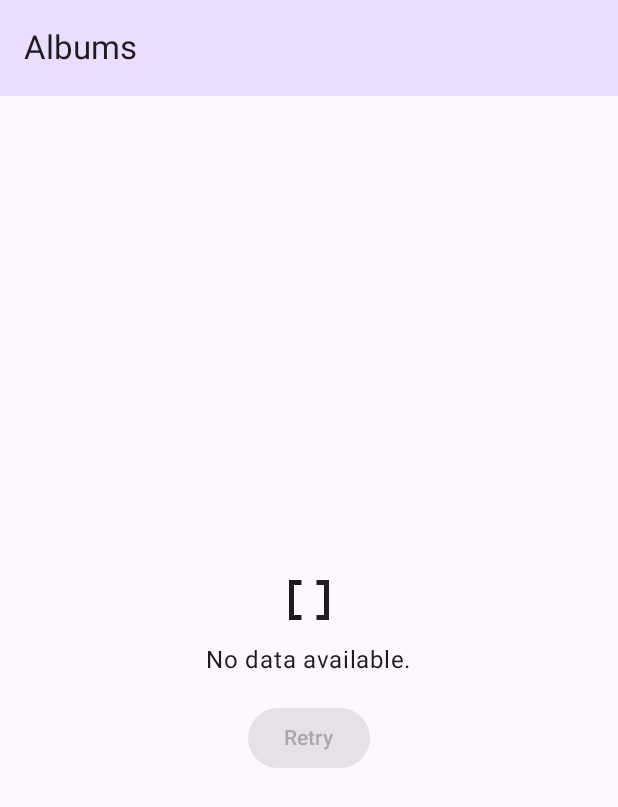
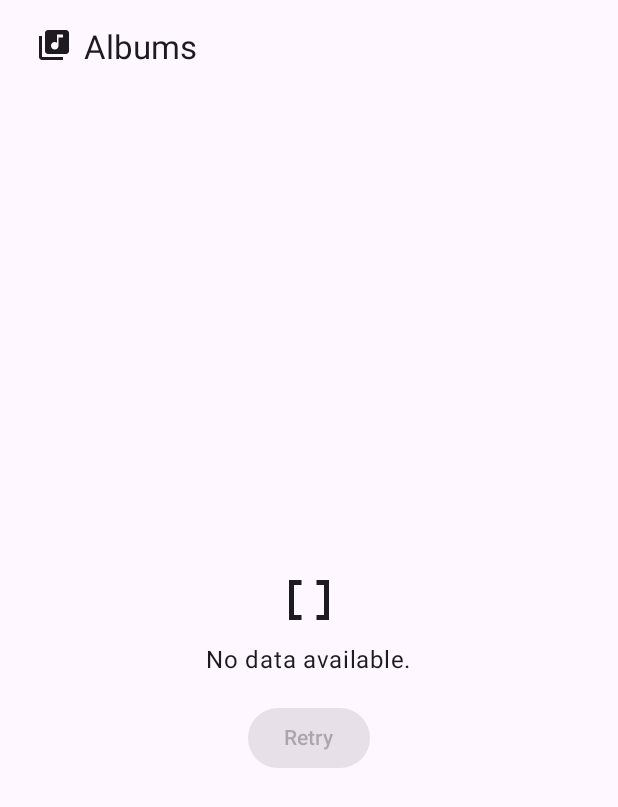
Before and after one commit to leehendryp/codechallenge, an Android app built with Jetpack Compose: the screen it shows after launch (MainActivity), on a phone screen of 412 x 824 dp. Shown: the top 807 px of the screen. Run offline under Robolectric (Android 15) with nearby library versions, the phone set to English and light mode, and no system bars; our stand-ins replace Dagger/Hilt's generated code, Room's generated code, paging; 11 statements that could not run were skipped.

Commit message:
feat(navigation): overhaul compose navigation system

```diff
--- a/app/src/main/java/com/leehendryp/codechallenge/core/presentation/AppNavGraph.kt
+++ /dev/null
@@ -1,16 +0,0 @@
-package com.leehendryp.codechallenge.core.presentation
-
-import androidx.compose.runtime.Composable
-import androidx.navigation.compose.NavHost
-import androidx.navigation.compose.rememberNavController
-import com.leehendryp.codechallenge.features.list.presentation.AlbumListRoute
-import com.leehendryp.codechallenge.features.list.presentation.albumListGraph
-
-@Composable
-internal fun AppNavGraph() {
-    val navController = rememberNavController()
-
-    NavHost(navController = navController, startDestination = AlbumListRoute) {
-        albumListGraph()
-    }
-}
--- a/app/src/main/java/com/leehendryp/codechallenge/core/presentation/MainActivity.kt
+++ b/app/src/main/java/com/leehendryp/codechallenge/core/presentation/MainActivity.kt
@@ -4,11 +4,33 @@ import android.os.Bundle
 import androidx.activity.ComponentActivity
 import androidx.activity.compose.setContent
 import androidx.activity.enableEdgeToEdge
+import androidx.compose.foundation.layout.Row
+import androidx.compose.foundation.layout.padding
+import androidx.compose.material3.ExperimentalMaterial3Api
+import androidx.compose.material3.Icon
+import androidx.compose.material3.Scaffold
+import androidx.compose.material3.SnackbarHost
+import androidx.compose.material3.SnackbarHostState
+import androidx.compose.material3.Text
+import androidx.compose.material3.TopAppBar
+import androidx.compose.runtime.Composable
 import androidx.compose.runtime.CompositionLocalProvider
+import androidx.compose.runtime.getValue
+import androidx.compose.runtime.remember
+import androidx.compose.ui.Modifier
+import androidx.compose.ui.res.stringResource
 import androidx.lifecycle.compose.LocalLifecycleOwner
+import androidx.navigation.compose.currentBackStackEntryAsState
+import androidx.navigation.compose.rememberNavController
+import com.leehendryp.codechallenge.core.presentation.navigation.AlbumList
+import com.leehendryp.codechallenge.core.presentation.navigation.AppNavGraph
+import com.leehendryp.codechallenge.core.presentation.navigation.Destination
+import com.leehendryp.codechallenge.core.presentation.navigation.screens
 import com.leehendryp.codechallenge.ui.theme.CodeChallengeTheme
+import com.leehendryp.codechallenge.ui.theme.LocalDimens
 import dagger.hilt.android.AndroidEntryPoint
 
+@OptIn(ExperimentalMaterial3Api::class)
 @AndroidEntryPoint
 internal class MainActivity : ComponentActivity() {
     override fun onCreate(savedInstanceState: Bundle?) {
@@ -17,9 +39,47 @@ internal class MainActivity : ComponentActivity() {
         setContent {
             CodeChallengeTheme {
                 CompositionLocalProvider(LocalLifecycleOwner provides this) {
-                    AppNavGraph()
+                    CodeChallengeApp()
                 }
             }
         }
     }
+
+    @Composable
+    private fun CodeChallengeApp() {
+        val navController = rememberNavController()
+        val currentBackStack by navController.currentBackStackEntryAsState()
+        val currentDestination = currentBackStack?.destination
+        val currentScreen = screens.find { it.route == currentDestination?.route } ?: AlbumList
+        val snackbarHostState = remember { SnackbarHostState() }
+
+        Scaffold(
+            topBar = {
+                TopAppBar(
+                    title = { TopBarTitle(currentScreen) },
+                )
+            },
+            snackbarHost = { SnackbarHost(snackbarHostState) },
+        ) { innerPadding ->
+            AppNavGraph(
+                navController = navController,
+                snackbarHostState = snackbarHostState,
+                modifier = Modifier.padding(innerPadding),
+            )
+        }
+    }
+
+    @Composable
+    private fun TopBarTitle(currentScreen: Destination) {
+        val spacing = LocalDimens.current.spacing
+
+        Row {
+            Icon(
+                modifier = Modifier.padding(horizontal = spacing.s),
+                imageVector = currentScreen.icon,
+                contentDescription = null,
+            )
+            Text(stringResource(currentScreen.title))
+        }
+    }
 }
--- /dev/null
+++ b/app/src/main/java/com/leehendryp/codechallenge/core/presentation/navigation/AppNavGraph.kt
@@ -0,0 +1,24 @@
+package com.leehendryp.codechallenge.core.presentation.navigation
+
+import androidx.compose.material3.SnackbarHostState
+import androidx.compose.runtime.Composable
+import androidx.compose.ui.Modifier
+import androidx.navigation.NavHostController
+import androidx.navigation.compose.NavHost
+import com.leehendryp.codechallenge.features.list.presentation.AlbumListRoute
+import com.leehendryp.codechallenge.features.list.presentation.albumListGraph
+
+@Composable
+internal fun AppNavGraph(
+    navController: NavHostController,
+    snackbarHostState: SnackbarHostState,
+    modifier: Modifier = Modifier,
+) {
+    NavHost(
+        navController = navController,
+        startDestination = AlbumListRoute,
+        modifier = modifier,
+    ) {
+        albumListGraph(snackbarHostState)
+    }
+}
--- /dev/null
+++ b/app/src/main/java/com/leehendryp/codechallenge/core/presentation/navigation/Destination.kt
@@ -0,0 +1,30 @@
+package com.leehendryp.codechallenge.core.presentation.navigation
+
+import androidx.annotation.StringRes
+import androidx.compose.material.icons.Icons
+import androidx.compose.material.icons.filled.LibraryMusic
+import androidx.compose.material.icons.filled.MusicNote
+import androidx.compose.ui.graphics.vector.ImageVector
+import com.leehendryp.codechallenge.R
+
+sealed interface Destination {
+    val icon: ImageVector
+    val route: String
+
+    @get:StringRes
+    val title: Int
+}
+
+data object AlbumList : Destination {
+    override val icon = Icons.Filled.LibraryMusic
+    override val route = "album_list"
+    override val title: Int = R.string.top_bar_title_feed
+}
+
+data object AlbumDetails : Destination {
+    override val icon = Icons.Filled.MusicNote
+    override val route = "details"
+    override val title: Int = R.string.top_bar_title_details
+}
+
+val screens = listOf(AlbumList, AlbumDetails)
--- a/app/src/main/java/com/leehendryp/codechallenge/features/list/presentation/AlbumListNavigation.kt
+++ b/app/src/main/java/com/leehendryp/codechallenge/features/list/presentation/AlbumListNavigation.kt
@@ -1,5 +1,6 @@
 package com.leehendryp.codechallenge.features.list.presentation
 
+import androidx.compose.material3.SnackbarHostState
 import androidx.hilt.navigation.compose.hiltViewModel
 import androidx.navigation.NavGraphBuilder
 import androidx.navigation.compose.composable
@@ -9,9 +10,9 @@ import kotlinx.serialization.Serializable
 @Serializable
 internal object AlbumListRoute
 
-internal fun NavGraphBuilder.albumListGraph() {
+internal fun NavGraphBuilder.albumListGraph(snackbarHostState: SnackbarHostState) {
     composable<AlbumListRoute> {
         val presenter: AlbumListPresenter = hiltViewModel()
-        AlbumListScreen(presenter = presenter)
+        AlbumListScreen(snackbarHostState = snackbarHostState, presenter = presenter)
     }
 }
--- a/app/src/main/java/com/leehendryp/codechallenge/features/list/presentation/ui/AlbumListScreen.kt
+++ b/app/src/main/java/com/leehendryp/codechallenge/features/list/presentation/ui/AlbumListScreen.kt
@@ -14,17 +14,10 @@ import androidx.compose.material.icons.filled.DataArray
 import androidx.compose.material.icons.filled.WifiOff
 import androidx.compose.material3.CircularProgressIndicator
 import androidx.compose.material3.ExperimentalMaterial3Api
-import androidx.compose.material3.MaterialTheme
-import androidx.compose.material3.Scaffold
-import androidx.compose.material3.SnackbarHost
 import androidx.compose.material3.SnackbarHostState
-import androidx.compose.material3.Text
-import androidx.compose.material3.TopAppBar
-import androidx.compose.material3.TopAppBarDefaults.topAppBarColors
 import androidx.compose.runtime.Composable
 import androidx.compose.runtime.LaunchedEffect
 import androidx.compose.runtime.getValue
-import androidx.compose.runtime.remember
 import androidx.compose.ui.Alignment
 import androidx.compose.ui.Modifier
 import androidx.compose.ui.platform.testTag
@@ -44,7 +37,6 @@ import com.leehendryp.codechallenge.features.list.presentation.UIState
 import com.leehendryp.codechallenge.features.list.presentation.ui.AlbumListScreenTestTags.ALBUM_LIST_LAZY_COLUMN
 import com.leehendryp.codechallenge.features.list.presentation.ui.AlbumListScreenTestTags.FULL_SCREEN_PROGRESS_INDICATOR
 import com.leehendryp.codechallenge.features.list.presentation.ui.AlbumListScreenTestTags.PAGING_PROGRESS_INDICATOR
-import com.leehendryp.codechallenge.features.list.presentation.ui.AlbumListScreenTestTags.TOP_APP_BAR
 import com.leehendryp.codechallenge.ui.theme.CodeChallengeTheme
 import com.leehendryp.codechallenge.ui.theme.LocalDimens
 import com.leehendryp.codechallenge.ui.theme.ThemePreviews
@@ -54,10 +46,15 @@ import kotlinx.coroutines.flow.flowOf
 internal fun AlbumListScreen(
     modifier: Modifier = Modifier,
     presenter: AlbumListPresenter,
+    snackbarHostState: SnackbarHostState,
 ) {
     val uiState: UIState by presenter.uiState.collectAsStateWithLifecycle()
 
-    AlbumListScreenContent(modifier, uiState) { intent ->
+    AlbumListScreenContent(
+        modifier = modifier,
+        uiState = uiState,
+        snackbarHostState = snackbarHostState,
+    ) { intent ->
         presenter.dispatch(intent)
     }
 }
@@ -67,13 +64,12 @@ internal fun AlbumListScreen(
 internal fun AlbumListScreenContent(
     modifier: Modifier = Modifier,
     uiState: UIState,
+    snackbarHostState: SnackbarHostState,
     onIntent: (Intent) -> Unit,
 ) {
     LaunchedEffect(Unit) {
         onIntent(Intent.GetAlbums)
     }
-
-    val snackbarHostState = remember { SnackbarHostState() }
 
     uiState.snackbar?.let { snackBar ->
         val message = when (snackBar) {
@@ -85,25 +81,8 @@ internal fun AlbumListScreenContent(
         }
     }
 
-    Scaffold(
-        modifier = modifier,
-        topBar = {
-            TopAppBar(
-                modifier = Modifier.testTag(TOP_APP_BAR),
-                colors = topAppBarColors(
-                    containerColor = MaterialTheme.colorScheme.primaryContainer,
-                ),
-                title = {
-                    Text(stringResource(R.string.feed_title_albums))
-                },
-            )
-        },
-        snackbarHost = { SnackbarHost(snackbarHostState) },
-    ) { paddingValues ->
     Column(
-            modifier = Modifier
-                .fillMaxSize()
-                .padding(paddingValues),
+        modifier = modifier.fillMaxSize(),
         verticalArrangement = Arrangement.Center,
         horizontalAlignment = Alignment.CenterHorizontally,
     ) {
@@ -137,7 +116,6 @@ internal fun AlbumListScreenContent(
                 hasConnection = uiState.hasConnection,
             ) {
                 onIntent(Intent.GetAlbums)
-                }
             }
         }
     }
@@ -253,6 +231,7 @@ private fun AlbumListContentPreview() {
                 ),
                 hasConnection = true,
             ),
+            snackbarHostState = SnackbarHostState(),
         ) {}
     }
 }
@@ -266,6 +245,7 @@ private fun EmptyContentPreview() {
                 status = UIState.Status.Empty,
                 hasConnection = true,
             ),
+            snackbarHostState = SnackbarHostState(),
         ) {}
     }
 }
--- a/app/src/main/res/values/strings.xml
+++ b/app/src/main/res/values/strings.xml
@@ -1,6 +1,7 @@
 <resources>
     <string name="app_name">CodeChallenge</string>
-    <string name="feed_title_albums">Albums</string>
+    <string name="top_bar_title_feed">Albums</string>
+    <string name="top_bar_title_details">Details</string>
     <string name="feed_retry_client_issue">Please, make sure you are online and retry.</string>
     <string name="feed_retry_server_issue">An error occurred on our servers. Please, retry in a few minutes.</string>
     <string name="feed_retry_call_to_action">Retry</string>
```
Also changed, not shown: 1 other file. Lines whose indentation alone changed are shown as unchanged.
